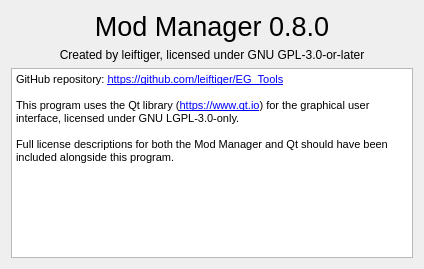
Qt form modmanager/UI_AboutWindow.ui (leiftiger/EG_Tools) before a commit.
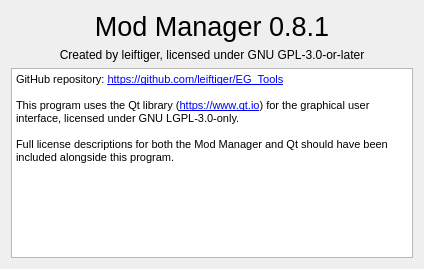
The same form after that commit.

What changed in the file:
```diff
--- a/modmanager/UI_AboutWindow.ui
+++ b/modmanager/UI_AboutWindow.ui
@@ -29,7 +29,7 @@
        </font>
       </property>
       <property name="text">
-       <string>Mod Manager 0.8.0</string>
+       <string>Mod Manager 0.8.1</string>
       </property>
       <property name="alignment">
        <set>Qt::AlignHCenter|Qt::AlignTop</set>
```
